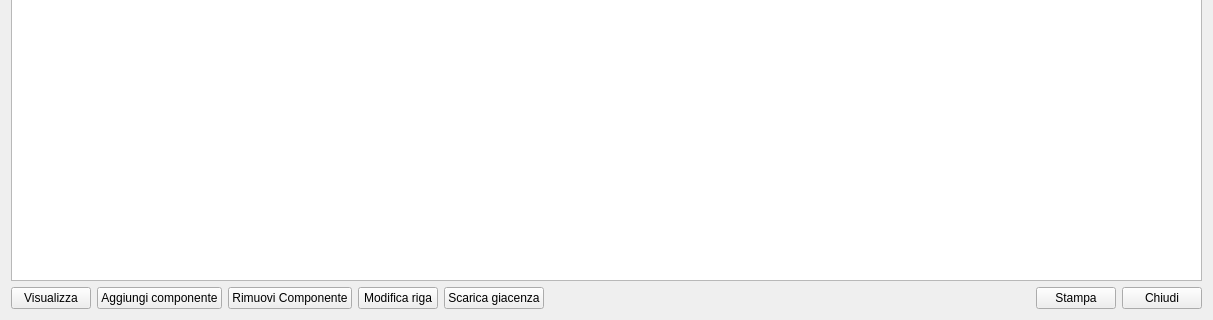
fblabs/hamlet-mod-sancon, file hcomposizionelotto.ui: the form before one commit; both pictures show x 0 to 1213 and y 450 to 770 of the 1213 by 770 pixel window.
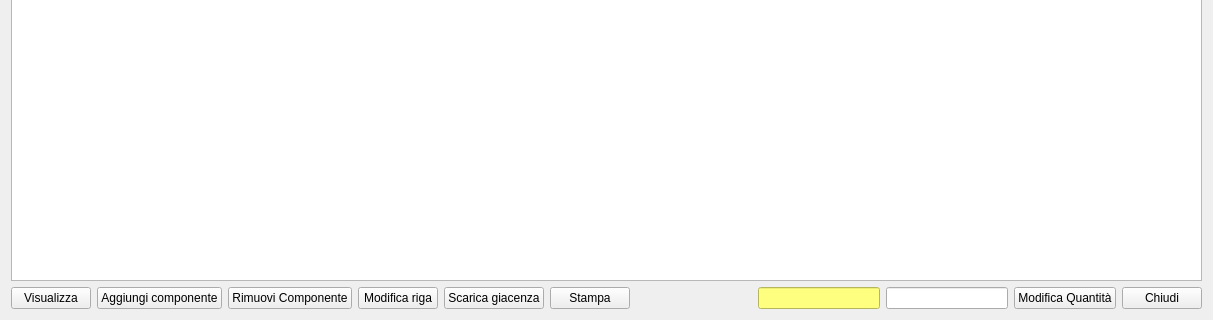
The form after the commit. Icons and pictures are not drawn.

The edit to the form file:
```diff
--- a/hcomposizionelotto.ui
+++ b/hcomposizionelotto.ui
@@ -63,8 +63,6 @@
        </attribute>
       </widget>
      </item>
-    </layout>
-   </item>
    <item>
     <layout class="QHBoxLayout" name="horizontalLayout">
      <item>
@@ -155,6 +153,23 @@
        </property>
       </widget>
      </item>
+       <item>
+        <widget class="QPushButton" name="pushButton_2">
+         <property name="text">
+          <string>Stampa</string>
+         </property>
+         <property name="icon">
+          <iconset resource="icons.qrc">
+           <normaloff>:/Resources/Printer-icon.png</normaloff>:/Resources/Printer-icon.png</iconset>
+         </property>
+         <property name="iconSize">
+          <size>
+           <width>32</width>
+           <height>32</height>
+          </size>
+         </property>
+        </widget>
+       </item>
      <item>
       <spacer name="horizontalSpacer">
        <property name="orientation">
@@ -169,13 +184,26 @@
       </spacer>
      </item>
      <item>
-      <widget class="QPushButton" name="pushButton_2">
+        <widget class="QLineEdit" name="leCurrentAmount">
+         <property name="styleSheet">
+          <string notr="true">background-color: rgb(255, 255, 127);</string>
+         </property>
+         <property name="readOnly">
+          <bool>true</bool>
+         </property>
+        </widget>
+       </item>
+       <item>
+        <widget class="QLineEdit" name="leNewAmount"/>
+       </item>
+       <item>
+        <widget class="QPushButton" name="pbModifyAmount">
        <property name="text">
-        <string>Stampa</string>
+          <string>Modifica Quantità</string>
        </property>
        <property name="icon">
         <iconset resource="icons.qrc">
-         <normaloff>:/Resources/Printer-icon.png</normaloff>:/Resources/Printer-icon.png</iconset>
+           <normaloff>:/Resources/Cash-register-icon.png</normaloff>:/Resources/Cash-register-icon.png</iconset>
        </property>
        <property name="iconSize">
         <size>
@@ -201,6 +229,8 @@
         </size>
        </property>
       </widget>
+       </item>
+      </layout>
      </item>
     </layout>
    </item>
```
Lines whose indentation alone changed are shown as unchanged.
